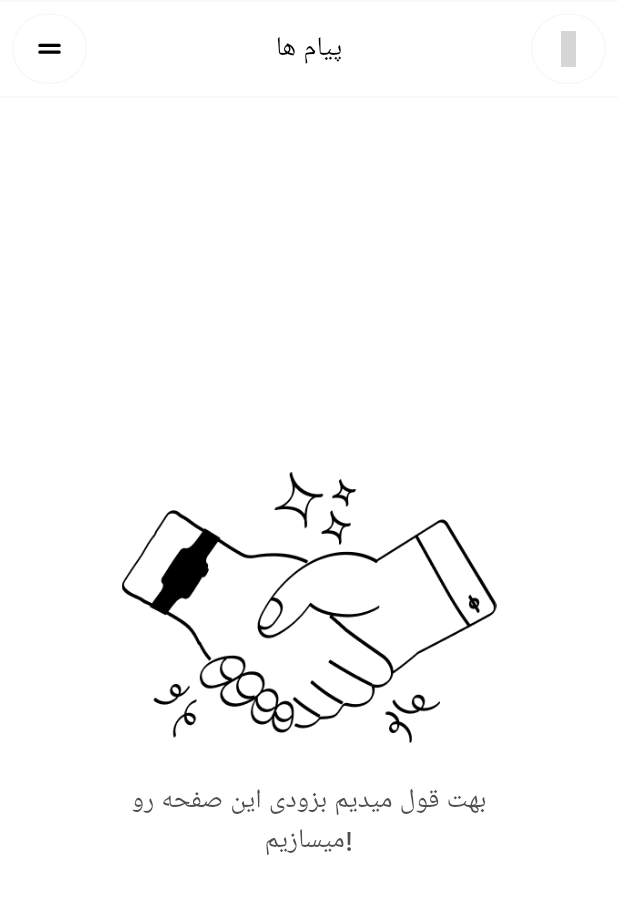
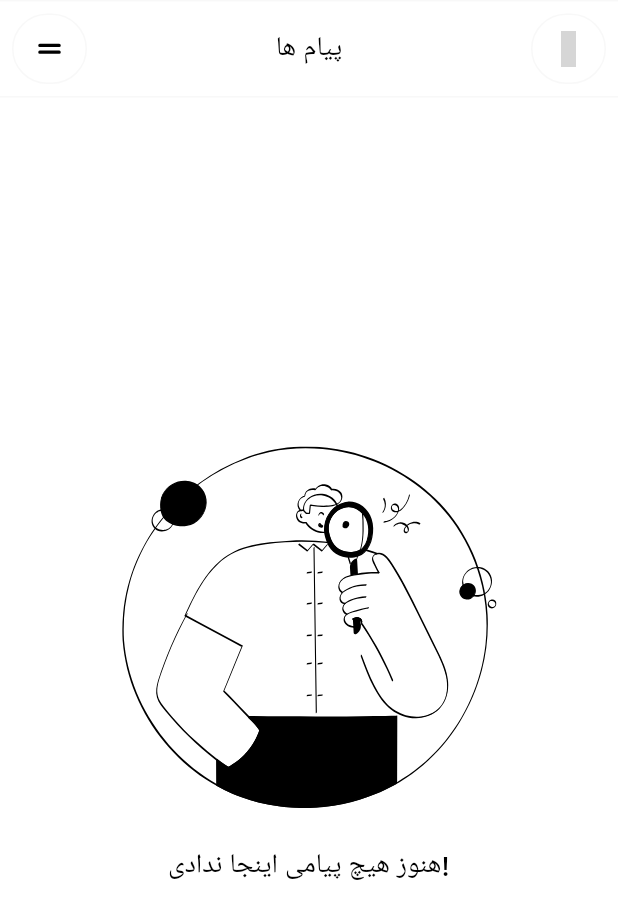
Before and after one commit to omidshababdev/landina_coupon, a Flutter app: the ChatsPage screen opened by its route, on a phone screen of 412 x 824 dp. Shown: the top 919 px of the screen. Run offline on Flutter 3.47's test engine with Material 2 defaults, Android fonts, the phone set to English and light mode, and no system bars; our stand-ins replace custom_refresh_indicator, figma_squircle, firebase_analytics, firebase_core, firebase_crashlytics, flutter_local_notifications and 11 more; missing offline and left inert: assorted_layout_widgets; accounts and stored records are empty; generated files the repository leaves out were written again; network calls fail; grey boxes are pictures that could not be loaded.

Commit message:
first commit

```diff
--- a/lib/ui/pages/account/profile/chats/chats.dart
+++ b/lib/ui/pages/account/profile/chats/chats.dart
@@ -1,5 +1,6 @@
 import 'package:flutter/cupertino.dart';
 import 'package:flutter/material.dart';
+import 'package:flutter_svg/svg.dart';
 import 'package:iconly/iconly.dart';
 import 'package:ionicons/ionicons.dart';
 import 'package:landina_coupon/constants/config.dart';
@@ -48,18 +49,20 @@ class _ContactsPageState extends State<ChatsPage> {
             child: Column(
               mainAxisAlignment: MainAxisAlignment.center,
               children: [
-                Image.asset(
-                  "assets/images/hand_shake.png",
+                SvgPicture.asset(
+                  "assets/svg/not_found.svg",
+                  color: Config.darkMode != true ? Colors.black : Colors.white,
                   width: 250,
                 ),
                 const SizedBox(height: 25),
                 Text(
-                  "بهت قول میدیم بزودی این صفحه رو میسازیم!",
+                  "هنوز هیچ پیامی اینجا ندادی!",
                   textAlign: TextAlign.center,
                   style: TextStyle(
                     fontSize: 18,
                     fontWeight: FontWeight.w500,
-                    color: const Color(0xff3B3B3B).withOpacity(0.9),
+                    color:
+                        Config.darkMode != true ? Colors.black : Colors.white,
                   ),
                 ),
               ],
```
Also changed, not shown: lib/services/api.services.dart (+4 -4 lines), lib/ui/pages/home/home.dart (+4 -4 lines), lib/ui/pages/notifications/view.dart (+7 -4 lines).
